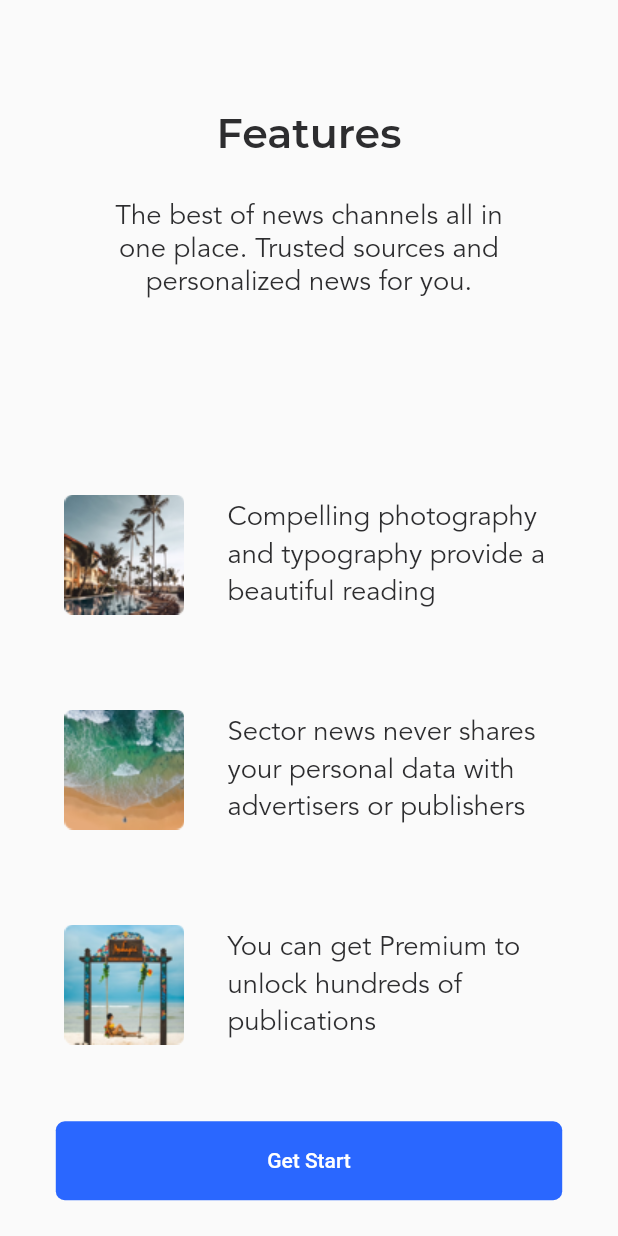
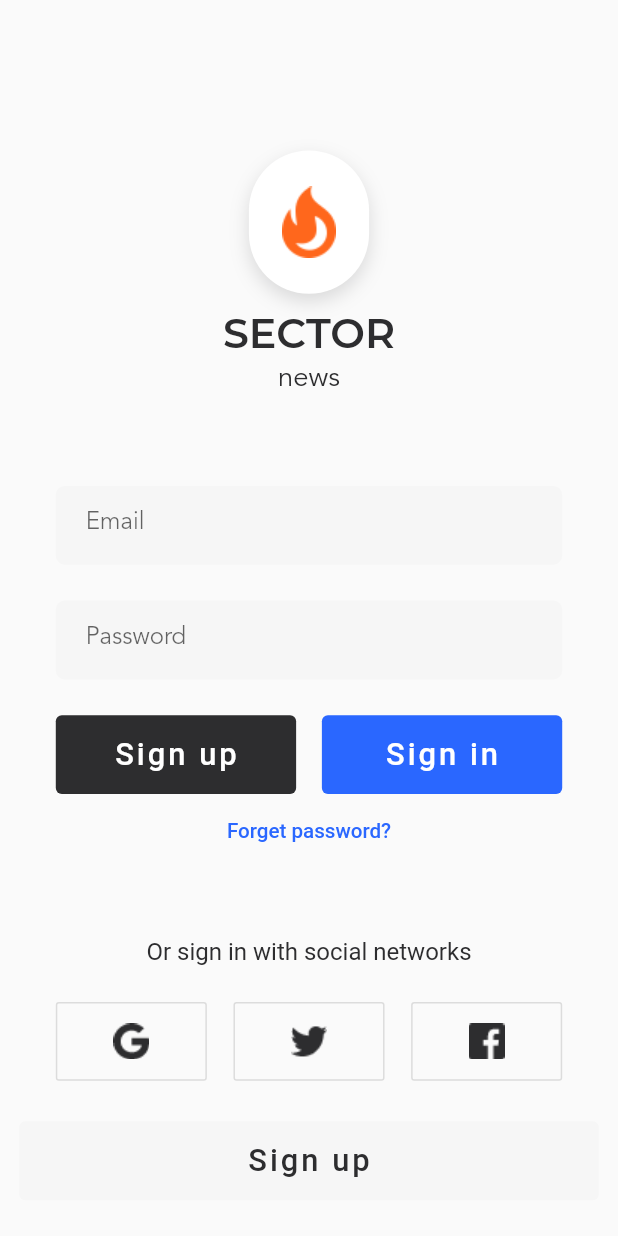
Before and after one commit to wentianyang/turn-page, a Flutter app: the screen it shows after launch, after a tap on "Get Start", on a phone screen of 412 x 824 dp. Run offline on Flutter 3.47's test engine with Material 2 defaults, Android fonts, the phone set to English and light mode, and no system bars; our stand-ins replace flutter_screenutil, fluttertoast; statements that could not run were skipped.

Commit message:
"feat: 添加登录 注册页面，封装常用Button、Input 控件"

```diff
--- a/lib/common/utils/screen.dart
+++ b/lib/common/utils/screen.dart
@@ -1,4 +1,3 @@
-import 'package:flutter/services.dart';
 
 import 'package:flutter_screenutil/screenutil.dart';
 
--- a/lib/common/utils/utils.dart
+++ b/lib/common/utils/utils.dart
@@ -1,3 +1,4 @@
 library utils;
 
 export 'screen.dart';
+export 'validator.dart';
--- a/lib/common/values/colors.dart
+++ b/lib/common/values/colors.dart
@@ -1,13 +1,28 @@
 import 'package:flutter/cupertino.dart';
 
-class AppColors{
+class AppColors {
+  /// 主背景
+  static const Color primaryBackground = Color.fromARGB(255, 255, 255, 255);
 
-  /// 主文本
+  /// 主文本 灰色
   static const Color primaryText = Color.fromARGB(255, 45, 45, 47);
 
-  /// 主控件-背景
+  /// 主控件-背景 蓝色
   static const Color primaryElement = Color.fromARGB(255, 42, 103, 255);
 
-  /// 主控件-文本
+  /// 主控件-文本 白色
   static const Color primaryElementText = Color.fromARGB(255, 255, 255, 255);
+
+  // ********************************************************
+
+  /// 第二种控件-背景色 淡灰色
+  static const Color secondaryElement = Color.fromARGB(255, 246, 246, 246);
+
+  /// 第二种控件-文本 淡蓝色
+  static const Color secondaryElementText = Color.fromARGB(255, 41, 103, 255);
+
+  //**********************************************************
+
+  /// 第三种控件-背景色 石墨色
+  static const Color thirdElement = Color.fromARGB(255, 45, 45, 47);
 }
--- /dev/null
+++ b/lib/common/values/shadows.dart
@@ -0,0 +1,8 @@
+import 'package:flutter/cupertino.dart';
+
+class Shadows {
+  static const BoxShadow primaryShadow = BoxShadow(
+      color: Color.fromARGB(38, 27, 27, 29),
+      offset: Offset(0, 5),
+      blurRadius: 10);
+}
--- /dev/null
+++ b/lib/routes/routes.dart
@@ -0,0 +1,9 @@
+import 'package:flutter/material.dart';
+import 'package:turn_page/routes/sign_in/sign_in.dart';
+import 'package:turn_page/routes/sign_up/sign_up.dart';
+
+/// 静态路由
+Map<String, WidgetBuilder> staticRoutes = {
+  "/sign-in": (context) => SignInPage(),
+  "/sign-up": (context) => SignUpPage(),
+};
--- /dev/null
+++ b/lib/routes/sign_in/sign_in.dart
@@ -0,0 +1,238 @@
+import 'package:flutter/material.dart';
+import 'package:flutter/widgets.dart';
+import 'package:turn_page/common/utils/screen.dart';
+import 'package:turn_page/common/utils/utils.dart';
+import 'package:turn_page/common/values/colors.dart';
+import 'package:turn_page/common/values/shadows.dart';
+import 'package:turn_page/widgets/button.dart';
+import 'package:turn_page/widgets/input.dart';
+import 'package:turn_page/widgets/toast.dart';
+
+/// 登录页
+class SignInPage extends StatefulWidget {
+  @override
+  _SignInPageState createState() => _SignInPageState();
+}
+
+class _SignInPageState extends State<SignInPage> {
+  // email控制器
+  final TextEditingController _emailController = new TextEditingController();
+  // password控制器
+  final TextEditingController _passwordController = new TextEditingController();
+
+  // 登录验证
+  _handlerSignIn() {
+    if (!duIsEmail(_emailController.value.text)) {
+      toast(msg: "邮箱格式不正确...");
+      return;
+    }
+    // 验证密码
+    if (!duCheckStringLength(_passwordController.value.text, 6)) {
+      toast(msg: "密码不能小于6位...");
+      return;
+    }
+  }
+
+  // 注册跳转
+  _handleNavSignup() {
+    Navigator.pushNamed(context, "/sign-up");
+  }
+
+  // logo
+  Widget _buildLogo() {
+    return Container(
+      width: duSetWidth(110),
+      margin: EdgeInsets.only(top: duSetHeight(44 + 40.0)),
+      child: Column(
+        // 设置纵轴对其方式
+        crossAxisAlignment: CrossAxisAlignment.stretch,
+        children: <Widget>[
+          // logo
+          Container(
+            height: duSetHeight(80),
+            margin: EdgeInsets.symmetric(horizontal: duSetWidth(20)),
+            child: Stack(
+              alignment: Alignment.center,
+              children: <Widget>[
+                Positioned(
+                    left: 0,
+                    top: 0,
+                    right: 0,
+                    child: Container(
+                      height: duSetHeight(80),
+                      decoration: BoxDecoration(
+                          color: AppColors.primaryBackground,
+                          boxShadow: [Shadows.primaryShadow],
+                          borderRadius: BorderRadius.all(
+                              Radius.circular(duSetWidth(80 * 0.5)))),
+                      child: Container(),
+                    )),
+                Positioned(
+                    child: Image.asset(
+                  "assets/images/logo.png",
+                  width: duSetWidth(40),
+                  height: duSetHeight(40),
+                  fit: BoxFit.contain,
+                ))
+              ],
+            ),
+          ),
+          Container(
+            margin: EdgeInsets.only(top: 14),
+            child: Text(
+              "SECTOR",
+              textAlign: TextAlign.center,
+              style: TextStyle(
+                  color: AppColors.primaryText,
+                  fontSize: duSetFontSize(24),
+                  fontWeight: FontWeight.w600,
+                  fontFamily: "Montserrat",
+                  height: 1),
+            ),
+          ),
+          Container(
+            margin: EdgeInsets.only(top: duSetHeight(2)),
+            child: Text(
+              "news",
+              textAlign: TextAlign.center,
+              style: TextStyle(
+                  color: AppColors.primaryText,
+                  fontSize: duSetFontSize(16),
+                  fontFamily: "Avenir",
+                  fontWeight: FontWeight.w400),
+            ),
+          )
+        ],
+      ),
+    );
+  }
+
+  /// 登录表单
+  Widget _buildInputForm() {
+    return Container(
+      width: duSetWidth(295),
+      child: Column(
+        children: <Widget>[
+          // 账号
+          inputTextEdit(
+              controller: _emailController,
+              hintText: "Email",
+              inputType: TextInputType.emailAddress,
+              marginTop: 50),
+          // 密码
+          inputTextEdit(
+              controller: _passwordController,
+              hintText: "Password",
+              isPassword: true,
+              marginTop: 20),
+          // 注册 登录按钮
+          Row(
+            children: <Widget>[
+              // 注册
+              textFlatButton(
+                  onPressed: _handleNavSignup,
+                  width: 140,
+                  height: 44,
+                  marginTop: 20,
+                  background: AppColors.thirdElement,
+                  colorBrightness: Brightness.dark,
+                  title: "Sign up"),
+              Spacer(),
+              // 登录
+              textFlatButton(
+                  onPressed: _handlerSignIn,
+                  width: 140,
+                  height: 44,
+                  marginTop: 20,
+                  background: AppColors.primaryElement,
+                  title: "Sign in"),
+            ],
+          ),
+          // 忘记密码
+          FlatButton(
+            onPressed: () {},
+            child: Text(
+              "Forget password?",
+              style: TextStyle(
+                  fontSize: duSetFontSize(12), color: AppColors.primaryElement),
+            ),
+          )
+        ],
+      ),
+    );
+  }
+
+  // 第三方登录
+  Widget _buildThirdPartyLogin() {
+    return Container(
+      width: duSetWidth(295),
+      margin: EdgeInsets.only(top: duSetHeight(40.0)),
+      child: Column(
+        children: <Widget>[
+          Text(
+            "Or sign in with social networks",
+            style: TextStyle(
+                fontSize: duSetFontSize(14.0),
+                fontWeight: FontWeight.w400,
+                color: AppColors.primaryText),
+          ),
+          Padding(
+            padding: EdgeInsets.only(top: duSetHeight(20)),
+            child: Row(
+              children: <Widget>[
+                iconButton(onPressed: () {}, iconName: "icons-google"),
+                Spacer(),
+                iconButton(onPressed: () {}, iconName: "icons-twitter"),
+                Spacer(),
+                iconButton(onPressed: () {}, iconName: "icons-facebook"),
+              ],
+            ),
+          ),
+        ],
+      ),
+    );
+  }
+
+  /// 注册按钮
+  Widget _buildSignUpButton() {
+    return Container(
+      margin: EdgeInsets.only(bottom: duSetHeight(20.0)),
+      child: textFlatButton(
+          onPressed: _handleNavSignup,
+          width: duSetWidth(295.0),
+          title: "Sign up",
+          background: AppColors.secondaryElement,
+          textColor: AppColors.primaryText),
+    );
+  }
+
+  @override
+  void initState() {
+    super.initState();
+    _emailController.addListener(() {});
+  }
+
+  @override
+  void dispose() {
+    _emailController.dispose();
+    _passwordController.dispose();
+    super.dispose();
+  }
+
+  @override
+  Widget build(BuildContext context) {
+    return Scaffold(
+      body: Center(
+        child: Column(
+          children: <Widget>[
+            _buildLogo(),
+            _buildInputForm(),
+            _buildThirdPartyLogin(),
+            Spacer(),
+            _buildSignUpButton()
+          ],
+        ),
+      ),
+    );
+  }
+}
--- a/lib/routes/welcome/welcome.dart
+++ b/lib/routes/welcome/welcome.dart
@@ -87,7 +87,9 @@ class _WelcomePageState extends State<WelcomePage> {
           textColor: AppColors.primaryElementText,
           child: Text("Get Start"),
           shape: RoundedRectangleBorder(borderRadius: Radii.k6pxRadius),
-          onPressed: () {}),
+          onPressed: () {
+            Navigator.pushNamed(context, "/sign-in");
+          }),
     );
   }
 
--- /dev/null
+++ b/lib/widgets/button.dart
@@ -0,0 +1,54 @@
+import 'package:flutter/material.dart';
+import 'package:flutter/widgets.dart';
+import 'package:turn_page/common/utils/utils.dart';
+import 'package:turn_page/common/values/values.dart';
+
+/// 文字按钮
+Widget textFlatButton(
+    {double width = 100,
+    double height = 44,
+    double marginTop = 0,
+    Color background,
+    Brightness colorBrightness,
+    double borderRadius = 4,
+    String title = "",
+    double titleSize = 18.0,
+    Color textColor = AppColors.primaryElementText,
+    @required VoidCallback onPressed}) {
+  return Container(
+    width: duSetWidth(width),
+    height: duSetHeight(height),
+    margin: EdgeInsets.only(top: duSetHeight(marginTop)),
+    child: FlatButton(
+        onPressed: onPressed,
+        color: background,
+        colorBrightness: colorBrightness,
+        shape: RoundedRectangleBorder(
+            borderRadius: BorderRadius.circular(borderRadius)),
+        child: Text(
+          title,
+          style: TextStyle(
+              color: textColor,
+              letterSpacing: 2,
+              fontSize: duSetFontSize(titleSize)),
+        )),
+  );
+}
+
+/// 图标按钮
+Widget iconButton(
+    {@required VoidCallback onPressed,
+    double width = 88.0,
+    double height = 44.0,
+    String iconName}) {
+  return Container(
+    width: duSetWidth(width),
+    height: duSetHeight(height),
+    child: OutlineButton(
+      onPressed: onPressed,
+      child: Image.asset(
+        "assets/images/$iconName.png",
+      ),
+    ),
+  );
+}
--- /dev/null
+++ b/lib/widgets/input.dart
@@ -0,0 +1,39 @@
+import 'package:flutter/cupertino.dart';
+import 'package:flutter/material.dart';
+import 'package:turn_page/common/utils/screen.dart';
+import 'package:turn_page/common/values/radii.dart';
+import 'package:turn_page/common/values/values.dart';
+
+Widget inputTextEdit(
+    {@required TextEditingController controller,
+    String hintText,
+    double height = 44,
+    Color backgroundColor = AppColors.secondaryElement,
+    Color textColor = AppColors.primaryText,
+    double fontSize,
+    double marginTop = 0,
+    TextInputType inputType = TextInputType.text,
+    bool isPassword = false,
+    BorderRadiusGeometry border = Radii.k6pxRadius}) {
+  return Container(
+    height: duSetHeight(height),
+    margin: EdgeInsets.only(top: duSetHeight(marginTop)),
+    decoration: BoxDecoration(color: backgroundColor, borderRadius: border),
+    child: TextField(
+      controller: controller,
+      keyboardType: inputType,
+      maxLines: 1,
+      autocorrect: false,
+      obscureText: isPassword,
+      style: TextStyle(
+          color: textColor,
+          fontSize: fontSize,
+          fontFamily: "Avenir",
+          fontWeight: FontWeight.w400),
+      decoration: InputDecoration(
+          hintText: hintText,
+          border: InputBorder.none,
+          contentPadding: EdgeInsets.fromLTRB(20, 10, 0, 10)),
+    ),
+  );
+}
```
Also changed, not shown: lib/common/utils/validator.dart (added, +18 -0 lines), lib/routes/main.dart (+2 -101 lines), lib/routes/sign_up/sign_up.dart (added, +169 -0 lines), lib/widgets/app.dart (added, +22 -0 lines), lib/widgets/toast.dart (added, +16 -0 lines), pubspec.yaml (+4 -3 lines), pubspec.lock.
